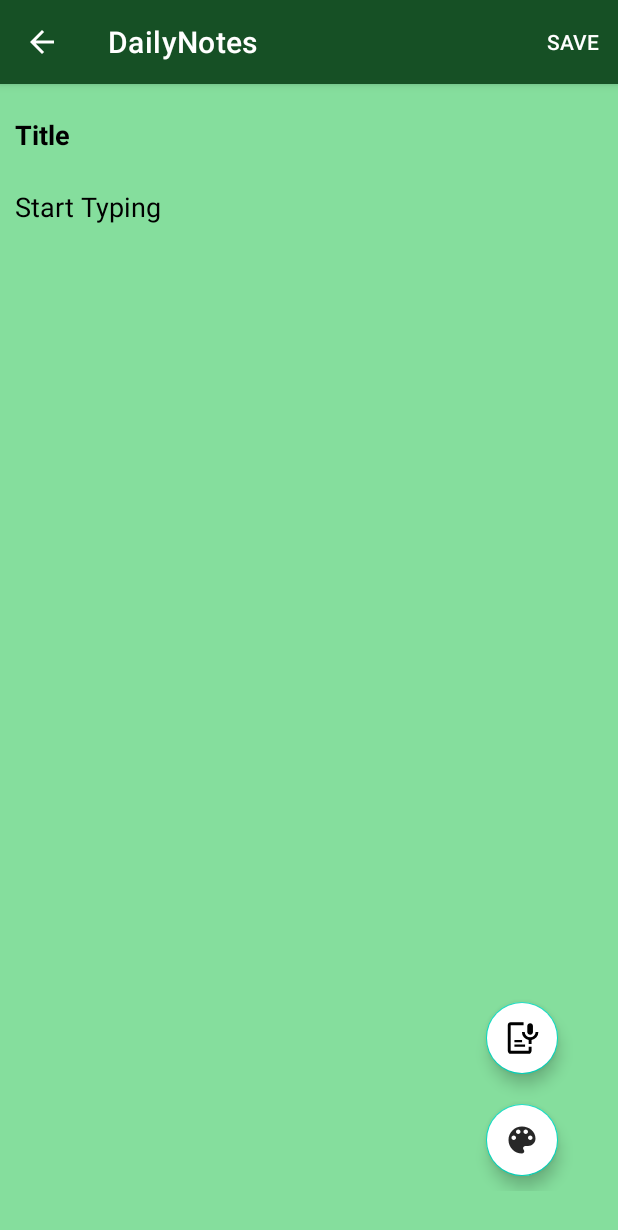
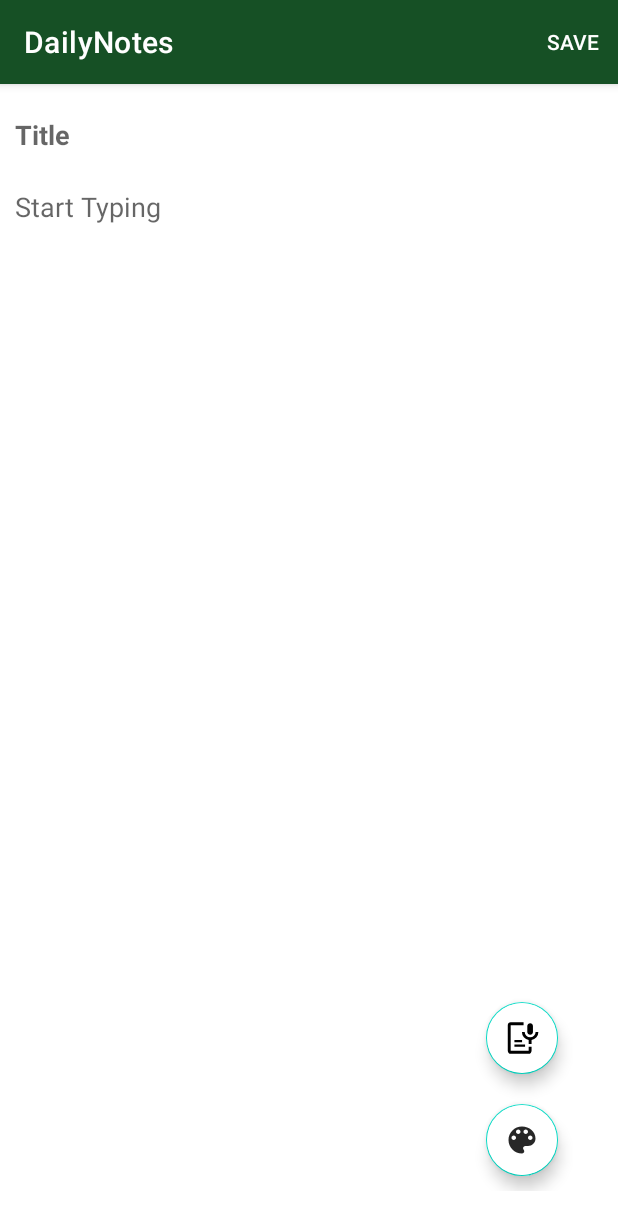
Before and after one commit to Souvik00076/DailyNotes, an Android app: the Note screen opened directly, with no data from a screen before it, after a tap on an icon or button, on a phone screen of 412 x 824 dp. Shown: the top 1230 px of the screen. Run offline under Robolectric (Android 15) with nearby library versions, the phone set to English and light mode, and no system bars; our stand-ins replace data binding; 1 statement that could not run was skipped.

Commit message:
MVVM Day 1

```diff
--- a/app/build.gradle
+++ b/app/build.gradle
@@ -26,6 +26,9 @@ android {
         sourceCompatibility JavaVersion.VERSION_1_8
         targetCompatibility JavaVersion.VERSION_1_8
     }
+    dataBinding{
+        enable=true
+    }
 }
 
 dependencies {
--- a/app/src/main/java/com/example/dailynotes/Models/Note.java
+++ b/app/src/main/java/com/example/dailynotes/Models/Note.java
@@ -5,6 +5,7 @@ import androidx.annotation.Nullable;
 import androidx.appcompat.app.AppCompatActivity;
 import androidx.core.app.ActivityCompat;
 import androidx.core.content.ContextCompat;
+import androidx.databinding.DataBindingUtil;
 import androidx.loader.app.LoaderManager;
 import androidx.loader.content.CursorLoader;
 import androidx.loader.content.Loader;
@@ -34,12 +35,14 @@ import android.widget.Toast;
 import com.example.dailynotes.Adapters.AppExecutor;
 import com.example.dailynotes.R;
 import com.example.dailynotes.Data.DailyNotesContracts;
+import com.example.dailynotes.databinding.ActivityNoteBinding;
+import com.example.dailynotes.viewmodels.NoteModel;
 import com.google.android.material.floatingactionbutton.FloatingActionButton;
 
 import java.util.List;
 import java.util.concurrent.Executor;
 
-public class Note extends AppCompatActivity implements LoaderManager.LoaderCallbacks<Cursor>,RecognitionListener {
+public class Note extends AppCompatActivity implements LoaderManager.LoaderCallbacks<Cursor>, RecognitionListener {
     private EditText showTitle, showDescription;
     private Uri productUri;
     private String productID;
@@ -53,12 +56,22 @@ public class Note extends AppCompatActivity implements LoaderManager.LoaderCallb
 
     private SpeechRecognizer recognizer;
     private Intent recognizerIntent;
+    public NoteModel noteModel;
 
     @SuppressLint("ClickableViewAccessibility")
     @Override
     protected void onCreate(Bundle savedInstanceState) {
+
         super.onCreate(savedInstanceState);
+        ActivityNoteBinding noteBinding = DataBindingUtil
+                .setContentView(this, R.layout.activity_note);
+        noteModel = new NoteModel(getResources(), this);
+        noteBinding.setNotemodel(noteModel);
+        noteBinding.setLifecycleOwner(this);
+        /*
         setContentView(R.layout.activity_note);
+        noteModel=new NoteModel()
+
         if (null != getSupportActionBar()) getSupportActionBar().setDisplayHomeAsUpEnabled(true);
         initViews();
         productUri = getIntent().getData();
@@ -78,7 +91,7 @@ public class Note extends AppCompatActivity implements LoaderManager.LoaderCallb
                 convertSpeech();
             }
         });
-
+    */
 
     }
 
@@ -96,7 +109,7 @@ public class Note extends AppCompatActivity implements LoaderManager.LoaderCallb
         recognizer.startListening(recognizerIntent);
     }
 
-    private void setColor(int pickUpValues) {
+    public void setColor(int pickUpValues) {
         layout.setBackgroundColor(Color.parseColor(colorValues[pickUpValues]));
         showTitle.setHintTextColor(Color.parseColor(textColors[pickUpValues]));
         showTitle.setTextColor(Color.parseColor(textColors[pickUpValues]));
@@ -119,12 +132,14 @@ public class Note extends AppCompatActivity implements LoaderManager.LoaderCallb
                 onBackPressed();
                 return true;
             case R.id.Save_Note:
-                if (getValidityChecked()) {
+
+                /*if (getValidityChecked()) {
                     Toast.makeText(this, "Title Missing", Toast.LENGTH_SHORT).show();
                 } else {
                     insertOrUpdate();
                     onBackPressed();
-                }
+                }*/
+                noteModel.onSaveClick();
                 return true;
             default:
                 return super.onOptionsItemSelected(item);
@@ -221,7 +236,8 @@ public class Note extends AppCompatActivity implements LoaderManager.LoaderCallb
         for (int i = 0; i < colorValues.length; i++)
             if (colorValues[i].equals(color))
                 pickUpValues = i;
-        setColor(pickUpValues);
+        //setColor(pickUpValues);
+
         LoaderManager.getInstance(this).destroyLoader(LOADER_NO);
     }
 
@@ -252,7 +268,7 @@ public class Note extends AppCompatActivity implements LoaderManager.LoaderCallb
 
     @Override
     public void onEndOfSpeech() {
-            recognizer.stopListening();
+        recognizer.stopListening();
     }
 
     @Override
--- /dev/null
+++ b/app/src/main/java/com/example/dailynotes/viewmodels/AppModel.java
@@ -0,0 +1,7 @@
+package com.example.dailynotes.viewmodels;
+
+import androidx.databinding.BaseObservable;
+
+public class AppModel extends BaseObservable {
+
+}
--- /dev/null
+++ b/app/src/main/java/com/example/dailynotes/viewmodels/NoteModel.java
@@ -0,0 +1,82 @@
+package com.example.dailynotes.viewmodels;
+
+import android.content.ContentValues;
+import android.content.Context;
+import android.content.Intent;
+import android.content.res.Resources;
+import android.graphics.Color;
+import android.speech.RecognitionListener;
+import android.speech.RecognizerIntent;
+import android.speech.SpeechRecognizer;
+import android.util.Log;
+
+import androidx.databinding.BaseObservable;
+import androidx.databinding.Bindable;
+import androidx.databinding.ObservableInt;
+
+import com.example.dailynotes.BR;
+import com.example.dailynotes.R;
+
+public class NoteModel extends BaseObservable {
+    private ContentValues contentValues;
+    private int pickUpValues;
+    private String[] colorValues, textColors;
+    private Context _this;
+    private SpeechRecognizer recognizer;
+    private Intent recognizerIntent;
+    public final ObservableInt backgroundObservable = new ObservableInt();
+
+    public NoteModel(Resources resources, Context context) {
+        contentValues = new ContentValues();
+        _initConfig(resources, context);
+    }
+    @Bindable
+    public int getBackgroundObservable() {
+        return backgroundObservable.get();
+    }
+    public void setBackgroundObservable(int val){
+        backgroundObservable.set(val);
+        notifyPropertyChanged(BR.backgroundObservable);
+    }
+    @Bindable
+    public String getTitle() {
+        return contentValues.getAsString("title");
+    }
+
+    @Bindable
+    public String getDescription() {
+        return contentValues.getAsString("description");
+    }
+
+    public void setTitle(String title) {
+        contentValues.put("title", title);
+        notifyPropertyChanged(BR.title);
+    }
+
+    public void setDescription(String description) {
+        contentValues.put("description", description);
+        notifyPropertyChanged(BR.description);
+    }
+
+    public void setColor() {
+        Log.i("Here","Color Changed");
+        setBackgroundObservable(pickUpValues++);
+        pickUpValues %= colorValues.length;
+    }
+
+    public void onSaveClick() {
+        System.out.println("On saved called");
+    }
+
+    private void _initConfig(Resources resources, Context context) {
+        pickUpValues = 0;
+        colorValues = resources.getStringArray(R.array.color_values);
+        textColors = resources.getStringArray(R.array.text_colors);
+        this._this = context;
+        recognizerIntent = new Intent(RecognizerIntent.ACTION_RECOGNIZE_SPEECH);
+        recognizer = SpeechRecognizer.createSpeechRecognizer(_this);
+        recognizer.setRecognitionListener((RecognitionListener) _this);
+        recognizerIntent.putExtra(RecognizerIntent.EXTRA_LANGUAGE_MODEL, RecognizerIntent.LANGUAGE_MODEL_FREE_FORM);
+
+    }
+}
--- a/app/src/main/res/layout/activity_main.xml
+++ b/app/src/main/res/layout/activity_main.xml
@@ -1,13 +1,14 @@
 <?xml version="1.0" encoding="utf-8"?>
-<FrameLayout xmlns:android="http://schemas.android.com/apk/res/android"
+<layout xmlns:android="http://schemas.android.com/apk/res/android"
     xmlns:app="http://schemas.android.com/apk/res-auto"
     xmlns:tools="http://schemas.android.com/tools"
+    tools:context=".MainActivity">
+
+    <FrameLayout
         android:layout_width="match_parent"
         android:layout_height="match_parent"
         android:background="@drawable/design"
-    android:orientation="vertical"
-    tools:context=".MainActivity">
-
+        >
         <com.google.android.material.floatingactionbutton.FloatingActionButton
             android:id="@+id/newNote"
             android:layout_width="@dimen/_48dp"
@@ -38,3 +39,5 @@
             android:textColor="@color/dark_green"
             android:textAlignment="center" />
     </FrameLayout>
+
+</layout>
--- a/app/src/main/res/layout/activity_note.xml
+++ b/app/src/main/res/layout/activity_note.xml
@@ -1,11 +1,20 @@
 <?xml version="1.0" encoding="utf-8"?>
-<RelativeLayout xmlns:android="http://schemas.android.com/apk/res/android"
+<layout xmlns:android="http://schemas.android.com/apk/res/android"
     xmlns:app="http://schemas.android.com/apk/res-auto"
     xmlns:tools="http://schemas.android.com/tools"
+    tools:context=".Models.Note">
+
+    <data>
+
+        <variable
+            name="notemodel"
+            type="com.example.dailynotes.viewmodels.NoteModel" />
+    </data>
+
+    <RelativeLayout
         android:layout_width="match_parent"
         android:layout_height="match_parent"
-    android:orientation="vertical"
-    tools:context=".Models.Note">
+        android:backgroundTint="@{notemodel.backgroundObservable}">
 
         <LinearLayout
             android:id="@+id/note"
@@ -22,17 +31,19 @@
                 android:hint="@string/title_hint"
                 android:inputType="text"
                 android:padding="@dimen/_10dp"
+                android:text="@{notemodel.title}"
                 android:textStyle="bold" />
 
             <EditText
                 android:id="@+id/descp"
                 android:layout_width="match_parent"
                 android:layout_height="wrap_content"
-            android:minHeight="@dimen/_48dp"
                 android:background="@android:color/transparent"
                 android:hint="@string/description_hint"
                 android:inputType="textMultiLine|textAutoComplete"
-            android:padding="@dimen/_10dp" />
+                android:minHeight="@dimen/_48dp"
+                android:padding="@dimen/_10dp"
+                android:text="@{notemodel.description}" />
         </LinearLayout>
 
         <LinearLayout
@@ -49,23 +60,26 @@
                 android:id="@+id/speech"
                 android:layout_width="@dimen/_48dp"
                 android:layout_height="@dimen/_48dp"
+                android:layout_margin="@dimen/_10dp"
                 android:backgroundTint="@color/white"
                 android:scaleType="fitCenter"
                 android:src="@drawable/speech"
                 app:fabCustomSize="@dimen/_48dp"
-            app:rippleColor="@color/black"
-            android:layout_margin="@dimen/_10dp"/>
+                app:rippleColor="@color/black" />
 
             <com.google.android.material.floatingactionbutton.FloatingActionButton
                 android:id="@+id/changeColor"
                 android:layout_width="@dimen/_48dp"
                 android:layout_height="@dimen/_48dp"
+                android:layout_margin="@dimen/_10dp"
                 android:backgroundTint="@color/white"
                 android:scaleType="fitCenter"
                 android:src="@drawable/ic_baseline_palette"
                 app:fabCustomSize="@dimen/_48dp"
-            android:layout_margin="@dimen/_10dp"
-            app:rippleColor="@color/black" />
+                app:rippleColor="@color/black"
+                android:onClick="@{() -> notemodel.setColor()}"/>
         </LinearLayout>
+    </RelativeLayout>
 
-</RelativeLayout>
+
+</layout>
```
Lines whose indentation alone changed are shown as unchanged.
